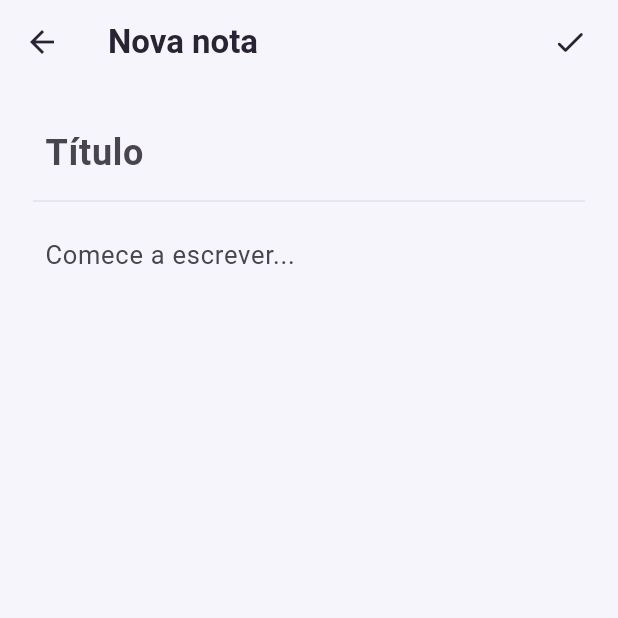
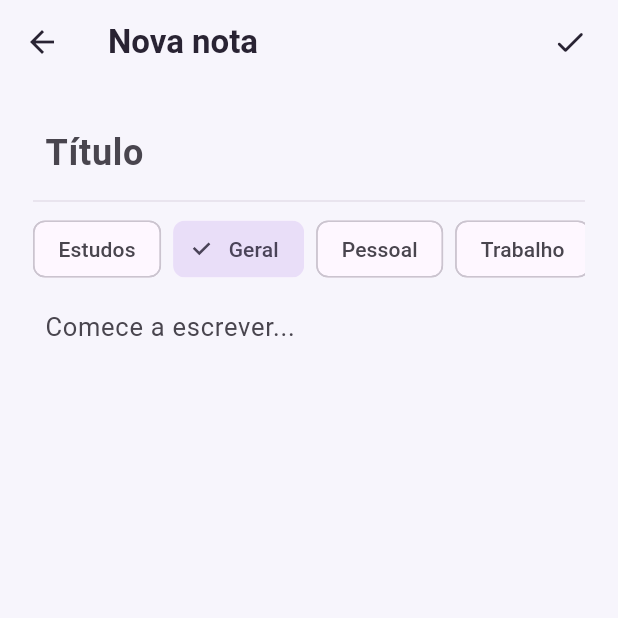
Before and after one commit to LopesBrendinha/bloco_de_nota_turma_B, a Flutter app: the NoteFormPage screen opened directly, after a tap on the "check" icon, on a phone screen of 412 x 824 dp, the top half of it. Run offline on Flutter 3.47's test engine with Material 3 defaults, Android fonts, the phone set to English and light mode, and no system bars; our stand-ins replace cloud_firestore, firebase_auth, firebase_core, sqflite; accounts and stored records are empty.

Commit message:
Adiciona categorias padrão e criação de categorias no formulário

```diff
--- a/lib/database/database_helper.dart
+++ b/lib/database/database_helper.dart
@@ -55,14 +55,23 @@ class DatabaseHelper {
     ''');
   }
 
-
+  /// Da versão 1 para a 2 o ID passou de inteiro para UUID (texto),
+  /// o que muda a chave primária. Como o SQLite não altera isso com
+  /// ALTER TABLE, as tabelas são recriadas. Notas antigas de teste,
+  /// só locais, são descartadas.
   Future<void> _upgradeDB(Database db, int oldVersion, int newVersion) async {
     await db.execute('DROP TABLE IF EXISTS notes');
     await db.execute('DROP TABLE IF EXISTS categories');
     await _createDB(db, newVersion);
   }
 
+  // ---------------------------------------------------------------
+  // Notas
+  // ---------------------------------------------------------------
 
+  /// Insere a nota ou, se o ID já existir, substitui (upsert).
+  /// Serve tanto para criar quanto para editar e para gravar
+  /// notas baixadas do Firestore.
   Future<void> upsertNote(Note note) async {
     final db = await instance.database;
 
@@ -73,7 +82,8 @@ class DatabaseHelper {
     );
   }
 
-
+  /// Notas ativas (fora da lixeira) do usuário, da mais recente para
+  /// a mais antiga. Aceita busca por título/conteúdo e filtro de categoria.
   Future<List<Note>> getNotes(
     String uid, {
     String query = '',
@@ -133,7 +143,7 @@ class DatabaseHelper {
     return result.map(Note.fromMap).toList();
   }
 
-
+  /// Notas com alterações ainda não enviadas ao Firestore.
   Future<List<Note>> getUnsyncedNotes(String uid) async {
     final db = await instance.database;
 
@@ -152,14 +162,16 @@ class DatabaseHelper {
     await db.update('notes', {'synced': 1}, where: 'id = ?', whereArgs: [id]);
   }
 
-
+  /// Exclusão definitiva (só para notas que já estão na lixeira).
   Future<void> deleteNotePermanently(String id) async {
     final db = await instance.database;
 
     await db.delete('notes', where: 'id = ?', whereArgs: [id]);
   }
 
-
+  // ---------------------------------------------------------------
+  // Categorias
+  // ---------------------------------------------------------------
 
   Future<List<String>> getCategories(String uid) async {
     final db = await instance.database;
@@ -184,4 +196,21 @@ class DatabaseHelper {
       conflictAlgorithm: ConflictAlgorithm.ignore,
     );
   }
+
+  /// Categorias que todo usuário já começa tendo. As que ele criar
+  /// depois ficam na mesma tabela.
+  static const List<String> defaultCategories = [
+    'Geral',
+    'Estudos',
+    'Trabalho',
+    'Pessoal',
+  ];
+
+  /// Garante as categorias padrão para o usuário. Pode ser chamado
+  /// várias vezes: o que já existe é ignorado.
+  Future<void> ensureDefaultCategories(String uid) async {
+    for (final name in defaultCategories) {
+      await insertCategory(uid, name);
+    }
+  }
 }
--- a/lib/screens/note_form_page.dart
+++ b/lib/screens/note_form_page.dart
@@ -20,6 +20,11 @@ class _NoteFormPageState extends State<NoteFormPage> {
 
   final database = DatabaseHelper.instance;
 
+  // Categorias disponíveis para o usuário e a que está escolhida na nota.
+  List<String> categories = [];
+
+  String selectedCategory = 'Geral';
+
   bool get isEditing => widget.note != null;
 
   @override
@@ -30,7 +35,76 @@ class _NoteFormPageState extends State<NoteFormPage> {
       titleController.text = widget.note!.title;
 
       contentController.text = widget.note!.content;
+
+      selectedCategory = widget.note!.category;
     }
+
+    loadCategories();
+  }
+
+  Future<void> loadCategories() async {
+    final user = FirebaseAuth.instance.currentUser;
+
+    if (user == null) return;
+
+    await database.ensureDefaultCategories(user.uid);
+
+    final result = await database.getCategories(user.uid);
+
+    // Se a categoria da nota não estiver na lista (por exemplo, veio
+    // da nuvem), ela é incluída para continuar aparecendo escolhida.
+    if (!result.contains(selectedCategory)) {
+      result.add(selectedCategory);
+    }
+
+    if (mounted) {
+      setState(() {
+        categories = result;
+      });
+    }
+  }
+
+  Future<void> addCategory() async {
+    final user = FirebaseAuth.instance.currentUser;
+
+    if (user == null) return;
+
+    final controller = TextEditingController();
+
+    final name = await showDialog<String>(
+      context: context,
+      builder: (context) => AlertDialog(
+        title: const Text('Nova categoria'),
+
+        content: TextField(
+          controller: controller,
+          autofocus: true,
+          textCapitalization: TextCapitalization.sentences,
+          decoration: const InputDecoration(hintText: 'Nome da categoria'),
+        ),
+
+        actions: [
+          TextButton(
+            onPressed: () => Navigator.pop(context),
+            child: const Text('Cancelar'),
+          ),
+
+          TextButton(
+            onPressed: () => Navigator.pop(context, controller.text.trim()),
+            child: const Text('Criar'),
+          ),
+        ],
+      ),
+    );
+
+    if (name == null || name.isEmpty) return;
+
+    await database.insertCategory(user.uid, name);
+
+    // A nova categoria já fica escolhida para esta nota.
+    selectedCategory = name;
+
+    await loadCategories();
   }
 
   Future<void> saveNote() async {
@@ -61,6 +135,7 @@ class _NoteFormPageState extends State<NoteFormPage> {
         ? widget.note!.copyWith(
             title: title,
             content: content,
+            category: selectedCategory,
             updatedAt: nowMs,
             synced: false,
           )
@@ -69,6 +144,7 @@ class _NoteFormPageState extends State<NoteFormPage> {
             uid: user.uid,
             title: title,
             content: content,
+            category: selectedCategory,
             createdAt: nowMs,
             updatedAt: nowMs,
           );
@@ -134,6 +210,37 @@ class _NoteFormPageState extends State<NoteFormPage> {
 
             const Divider(color: Color(0xFFE4DFEA)),
 
+            // Escolha da categoria: um chip por categoria e o chip
+            // "Nova" para criar uma categoria própria.
+            SizedBox(
+              height: 48,
+
+              child: ListView(
+                scrollDirection: Axis.horizontal,
+
+                children: [
+                  for (final category in categories)
+                    Padding(
+                      padding: const EdgeInsets.only(right: 8),
+
+                      child: ChoiceChip(
+                        label: Text(category),
+                        selected: category == selectedCategory,
+                        onSelected: (_) {
+                          setState(() => selectedCategory = category);
+                        },
+                      ),
+                    ),
+
+                  ActionChip(
+                    avatar: const Icon(Icons.add_rounded, size: 18),
+                    label: const Text('Nova'),
+                    onPressed: addCategory,
+                  ),
+                ],
+              ),
+            ),
+
             Expanded(
               child: TextField(
                 controller: contentController,
```
